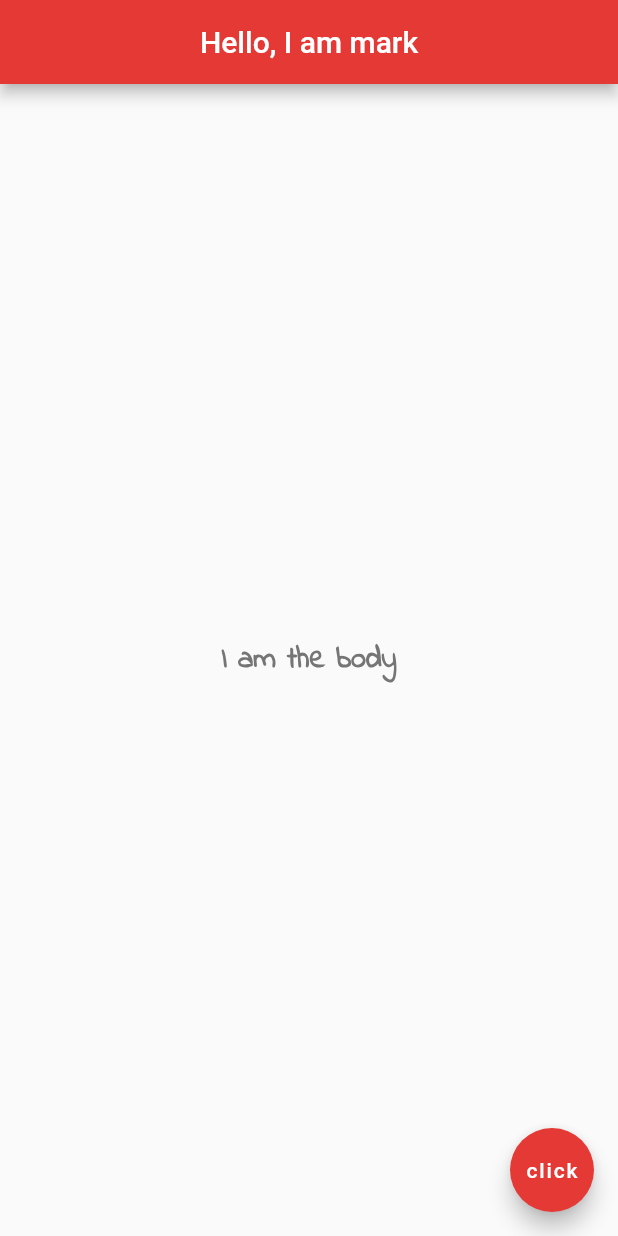
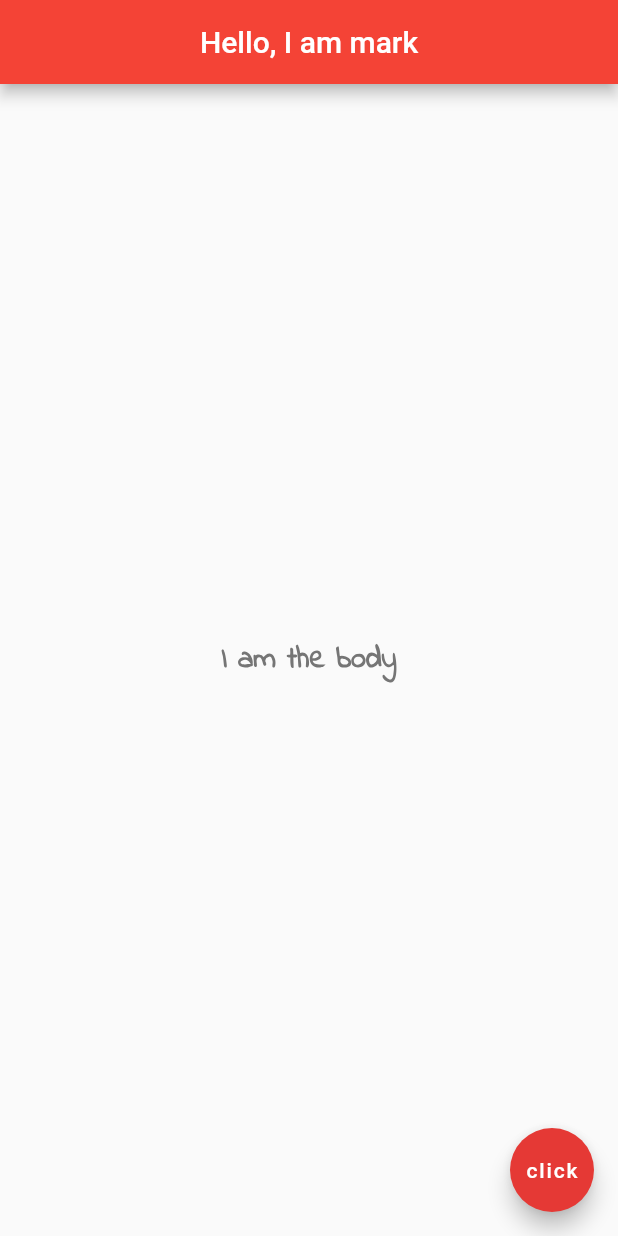
Before and after one commit to mark-ng/start-flutter, a Flutter app: the screen it shows after launch, on a phone screen of 412 x 824 dp. Run offline on Flutter 3.47's test engine with Material 2 defaults, Android fonts, the phone set to English and light mode, and no system bars.

```diff
--- a/lib/main.dart
+++ b/lib/main.dart
@@ -1,12 +1,20 @@
 import 'package:flutter/material.dart';
 
 void main() {
-  runApp(MaterialApp(
+  runApp(Home());
+}
+
+class Home extends StatelessWidget {
+  const Home({Key? key}) : super(key: key);
+
+  @override
+  Widget build(BuildContext context) {
+    return MaterialApp(
         home: Scaffold(
           appBar: AppBar(
             title: Text("Hello, I am mark"),
             centerTitle: true,
-        backgroundColor: Colors.red[600],
+            backgroundColor: Colors.red,
           ),
           body: Center(
             child: Text(
@@ -25,5 +33,6 @@ void main() {
             backgroundColor: Colors.red[600],
           ),
         )
-  ));
+    );
   }
+}
```
Lines whose indentation alone changed are shown as unchanged.
